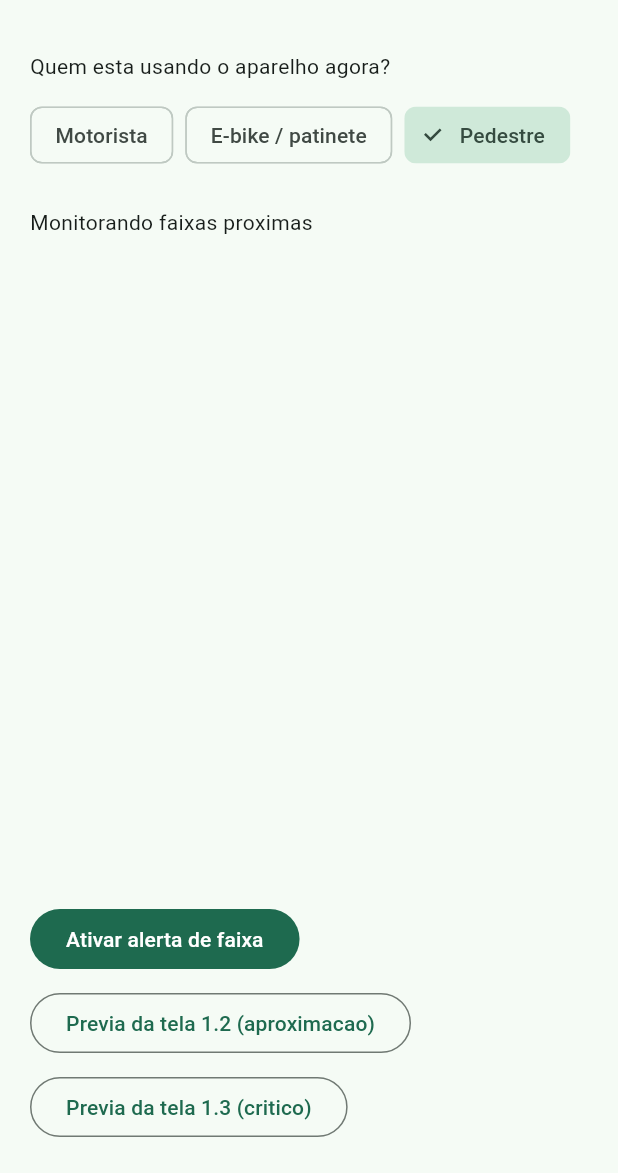
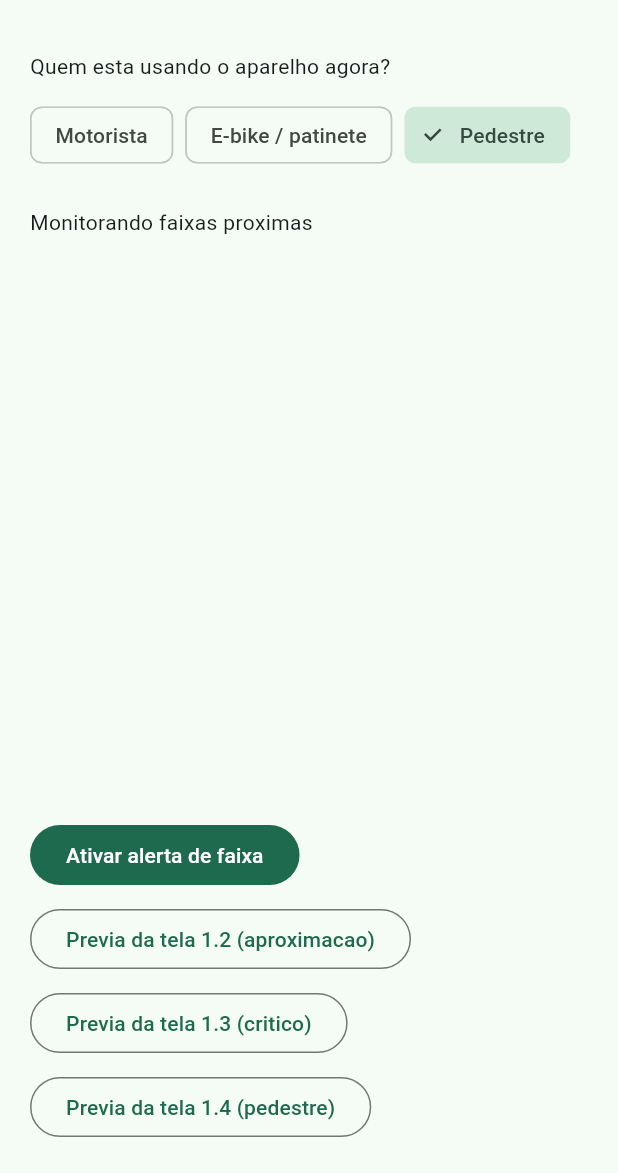
Before and after one commit to assumcaonerd/cross-safe, a Flutter app: the screen it shows after launch, after a tap on "Ativar alerta de faixa", on a phone screen of 412 x 824 dp, the part 63-1236 px from its top. Run offline on Flutter 3.47's test engine with Material 3 defaults, Android fonts, the phone set to English and light mode, and no system bars; our stand-ins replace geolocator, sensors_plus, vibration.

Commit message:
feat(mobile): wire home to Interface 1.4

```diff
--- a/mobile/lib/screens/home_screen.dart
+++ b/mobile/lib/screens/home_screen.dart
@@ -6,6 +6,7 @@ import '../services/haptic_service.dart';
 import '../services/imu_service.dart';
 import 'driver_awareness_screen.dart';
 import 'driver_interrupt_screen.dart';
+import 'pedestrian_occlusion_screen.dart';
 
 class HomeScreen extends StatefulWidget {
   const HomeScreen({super.key});
@@ -22,6 +23,7 @@ class _HomeScreenState extends State<HomeScreen> {
   String _status = 'Aguardando permissao de localizacao';
   bool _awarenessOpen = false;
   bool _interruptOpen = false;
+  bool _occlusionOpen = false;
 
   Future<void> _arm() async {
     final ok = await _geo.ensurePermission();
@@ -49,6 +51,24 @@ class _HomeScreenState extends State<HomeScreen> {
         _status =
             '${_role.label}: ${nearest.name} a ${nearest.distanceM.toStringAsFixed(0)} m';
       });
+      if (_role == UserRole.pedestrian) {
+        if (nearest.distanceM <= 40 && !_occlusionOpen && mounted) {
+          _occlusionOpen = true;
+          await _haptic.alertFor(_role, urgent: true);
+          await Navigator.of(context).push(
+            PageRouteBuilder(
+              opaque: true,
+              pageBuilder: (_, __, ___) => PedestrianOcclusionScreen(
+                distanceM: nearest.distanceM,
+                crosswalkName: nearest.name,
+                screenActive: true,
+              ),
+            ),
+          );
+          _occlusionOpen = false;
+        }
+        continue;
+      }
       if (_role != UserRole.driver) {
         if (urgent) await _haptic.alertFor(_role, urgent: true);
         continue;
@@ -99,39 +119,31 @@ class _HomeScreenState extends State<HomeScreen> {
             Wrap(
               spacing: 8,
               children: UserRole.values
-                  .map(
-                    (role) => ChoiceChip(
-                      label: Text(role.label),
-                      selected: _role == role,
-                      onSelected: (_) => setState(() => _role = role),
-                    ),
-                  )
+                  .map((role) => ChoiceChip(
+                        label: Text(role.label),
+                        selected: _role == role,
+                        onSelected: (_) => setState(() => _role = role),
+                      ))
                   .toList(),
             ),
             const SizedBox(height: 24),
             Text(_status),
             const Spacer(),
-            FilledButton(
-              onPressed: _arm,
-              child: const Text('Ativar alerta de faixa'),
-            ),
+            FilledButton(onPressed: _arm, child: const Text('Ativar alerta de faixa')),
             const SizedBox(height: 8),
             OutlinedButton(
-              onPressed: () {
-                Navigator.of(context).push(
-                  MaterialPageRoute(builder: (_) => const DriverAwarenessScreen()),
-                );
-              },
+              onPressed: () => Navigator.of(context).push(MaterialPageRoute(builder: (_) => const DriverAwarenessScreen())),
               child: const Text('Previa da tela 1.2 (aproximacao)'),
             ),
             const SizedBox(height: 8),
             OutlinedButton(
-              onPressed: () {
-                Navigator.of(context).push(
-                  MaterialPageRoute(builder: (_) => const DriverInterruptScreen()),
-                );
-              },
+              onPressed: () => Navigator.of(context).push(MaterialPageRoute(builder: (_) => const DriverInterruptScreen())),
               child: const Text('Previa da tela 1.3 (critico)'),
+            ),
+            const SizedBox(height: 8),
+            OutlinedButton(
+              onPressed: () => Navigator.of(context).push(MaterialPageRoute(builder: (_) => const PedestrianOcclusionScreen())),
+              child: const Text('Previa da tela 1.4 (pedestre)'),
             ),
           ],
         ),
```
